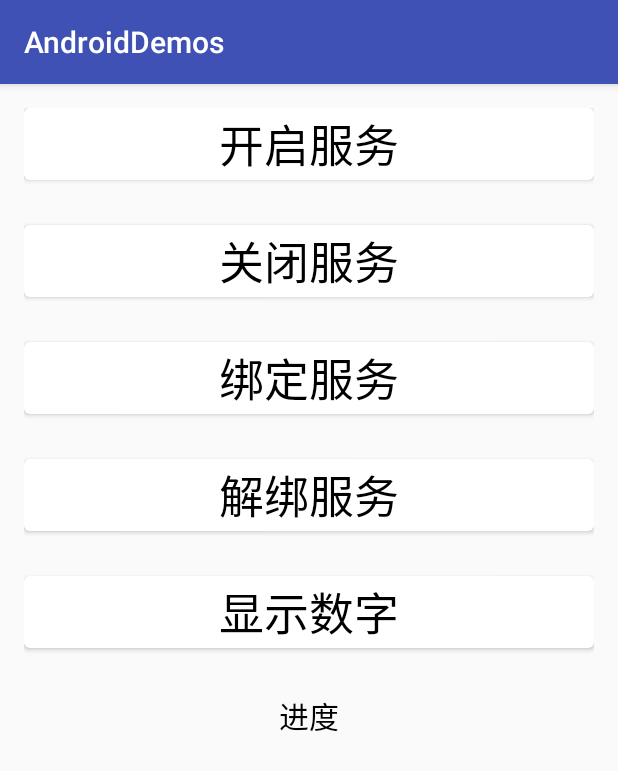
After one commit to VictorChow/AndroidDemos, an Android app: the ServiceActivity screen opened directly, with no data from a screen before it, on a phone screen of 412 x 824 dp. The commit adds this screen. Shown: the top 771 px of the screen. Run offline under Robolectric (Android 15) with nearby library versions, the phone set to English and light mode, and no system bars; our stand-ins replace ButterKnife.

Commit message:
添加ServiceDemo

```diff
--- a/app/src/main/AndroidManifest.xml
+++ b/app/src/main/AndroidManifest.xml
@@ -19,6 +19,12 @@
         <activity
             android:name="demos.activity.SlideToCloseActivity"
             android:theme="@style/SlideToCloseStyle" />
+        <activity android:name="demos.activity.ServiceActivity" />
+
+        <service
+            android:name="demos.service.CountService"
+            android:enabled="true"
+            android:exported="true"></service>
     </application>
 
 </manifest>
--- a/app/src/main/java/demos/activity/MainActivity.java
+++ b/app/src/main/java/demos/activity/MainActivity.java
@@ -2,8 +2,8 @@ package demos.activity;
 
 import android.graphics.drawable.Drawable;
 import android.os.Bundle;
-import android.support.v4.app.FragmentActivity;
 import android.support.v4.view.ViewPager;
+import android.support.v7.app.AppCompatActivity;
 import android.view.View;
 import android.widget.ImageView;
 import android.widget.LinearLayout;
@@ -19,7 +19,7 @@ import demos.adapter.VpMainAdapter;
 import demos.util.ShowToast;
 import demos.view.FriendlyViewPager;
 
-public class MainActivity extends FragmentActivity implements ViewPager.OnPageChangeListener {
+public class MainActivity extends AppCompatActivity implements ViewPager.OnPageChangeListener {
 
     @Bind(R.id.view_pager_main)
     FriendlyViewPager viewPagerMain;
--- /dev/null
+++ b/app/src/main/java/demos/activity/ServiceActivity.java
@@ -0,0 +1,79 @@
+package demos.activity;
+
+import android.content.ComponentName;
+import android.content.Intent;
+import android.content.ServiceConnection;
+import android.os.Bundle;
+import android.os.IBinder;
+import android.support.v7.app.AppCompatActivity;
+import android.view.View;
+import android.widget.TextView;
+
+import com.victor.androiddemos.R;
+
+import butterknife.Bind;
+import butterknife.ButterKnife;
+import butterknife.OnClick;
+import demos.service.CountService;
+import demos.util.ShowToast;
+
+public class ServiceActivity extends AppCompatActivity {
+
+    @Bind(R.id.tv_show)
+    TextView tvShow;
+
+    @OnClick({R.id.btn_on, R.id.btn_off, R.id.btn_bind, R.id.btn_unbind, R.id.btn_show})
+    void onItemClick(View v) {
+        switch (v.getId()) {
+            case R.id.btn_on:
+                startService(intent);
+                break;
+            case R.id.btn_off:
+                stopService(intent);
+                break;
+            case R.id.btn_bind:
+                bindService(intent, connection, BIND_AUTO_CREATE);
+                isBound = true;
+                break;
+            case R.id.btn_unbind:
+                if (isBound) {
+                    unbindService(connection);
+                } else {
+                    ShowToast.shortToast("未进行绑定");
+                }
+                break;
+            case R.id.btn_show:
+                if (service == null) {
+                    ShowToast.shortToast("未绑定Service");
+                } else {
+                    ShowToast.shortToast(service.getCount());
+                }
+                break;
+
+        }
+    }
+
+    private boolean isBound;
+    private CountService service;
+    private Intent intent;
+    private ServiceConnection connection = new ServiceConnection() {
+        @Override
+        public void onServiceConnected(ComponentName name, IBinder service) {
+            ServiceActivity.this.service = ((CountService.ServiceBinder) service).getService();
+            ServiceActivity.this.service.setTextView(tvShow);
+        }
+
+        @Override
+        public void onServiceDisconnected(ComponentName name) {
+            service = null;
+        }
+    };
+
+    @Override
+    protected void onCreate(Bundle savedInstanceState) {
+        super.onCreate(savedInstanceState);
+        setContentView(R.layout.activity_service);
+        intent = new Intent(getApplicationContext(), CountService.class);
+        ButterKnife.bind(this);
+    }
+}
--- /dev/null
+++ b/app/src/main/res/layout/activity_service.xml
@@ -0,0 +1,72 @@
+<?xml version="1.0" encoding="utf-8"?>
+<LinearLayout xmlns:android="http://schemas.android.com/apk/res/android"
+    android:layout_width="match_parent"
+    android:layout_height="match_parent"
+    android:orientation="vertical"
+    android:paddingBottom="@dimen/activity_vertical_margin"
+    android:paddingLeft="@dimen/activity_horizontal_margin"
+    android:paddingRight="@dimen/activity_horizontal_margin"
+    android:paddingTop="@dimen/activity_vertical_margin">
+
+    <Button
+        android:id="@+id/btn_on"
+        android:layout_width="match_parent"
+        android:layout_height="wrap_content"
+        android:background="@drawable/bg_ripple"
+        android:text="开启服务"
+        android:textColor="#000000"
+        android:textSize="30sp" />
+
+    <Button
+        android:id="@+id/btn_off"
+        android:layout_width="match_parent"
+        android:layout_height="wrap_content"
+        android:layout_marginTop="30dp"
+        android:background="@drawable/bg_ripple"
+        android:text="关闭服务"
+        android:textColor="#000000"
+        android:textSize="30sp" />
+
+
+    <Button
+        android:id="@+id/btn_bind"
+        android:layout_width="match_parent"
+        android:layout_height="wrap_content"
+        android:layout_marginTop="30dp"
+        android:background="@drawable/bg_ripple"
+        android:text="绑定服务"
+        android:textColor="#000000"
+        android:textSize="30sp" />
+
+    <Button
+        android:id="@+id/btn_unbind"
+        android:layout_width="match_parent"
+        android:layout_height="wrap_content"
+        android:layout_marginTop="30dp"
+        android:background="@drawable/bg_ripple"
+        android:text="解绑服务"
+        android:textColor="#000000"
+        android:textSize="30sp" />
+
+    <Button
+        android:id="@+id/btn_show"
+        android:layout_width="match_parent"
+        android:layout_height="wrap_content"
+        android:layout_marginTop="30dp"
+        android:background="@drawable/bg_ripple"
+        android:text="显示数字"
+        android:textColor="#000000"
+        android:textSize="30sp" />
+
+
+    <TextView
+        android:id="@+id/tv_show"
+        android:layout_width="wrap_content"
+        android:layout_height="wrap_content"
+        android:layout_gravity="center"
+        android:layout_marginTop="30dp"
+        android:text="进度"
+        android:textColor="#000000"
+        android:textSize="20sp" />
+
+</LinearLayout>
```
Also changed, not shown: app/src/main/java/demos/fragment/SecondFragment.java (+6 -1 lines), app/src/main/java/demos/service/CountService.java (added, +76 -0 lines), app/src/main/res/layout/fragment_second.xml (+20 -9 lines).
